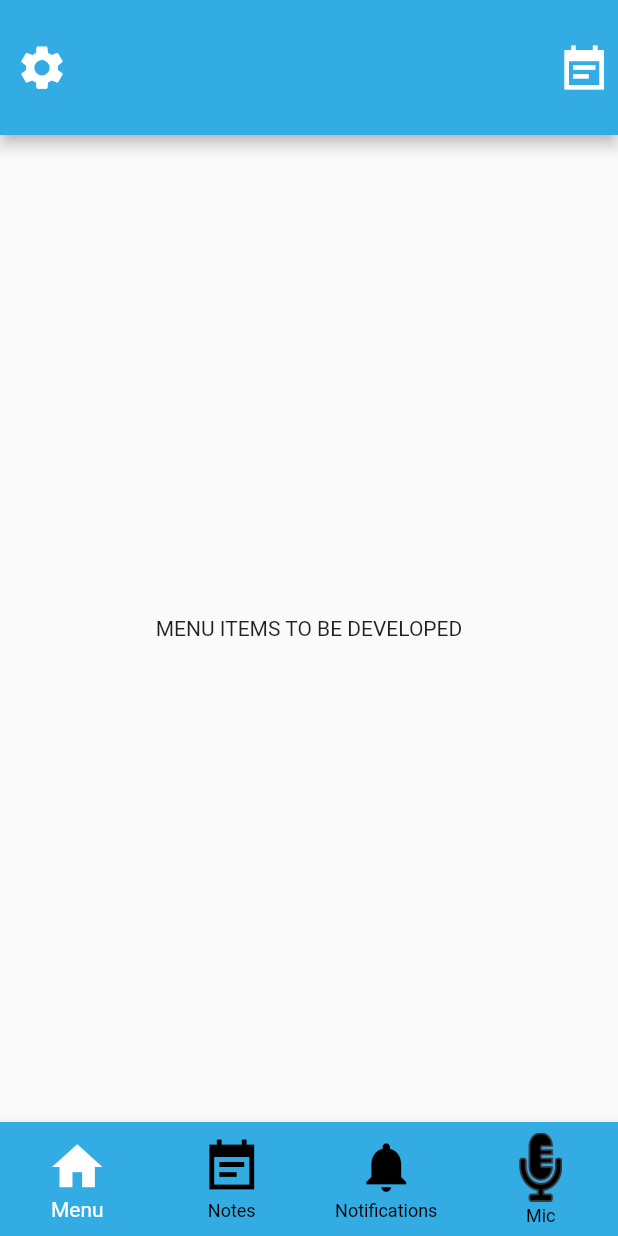
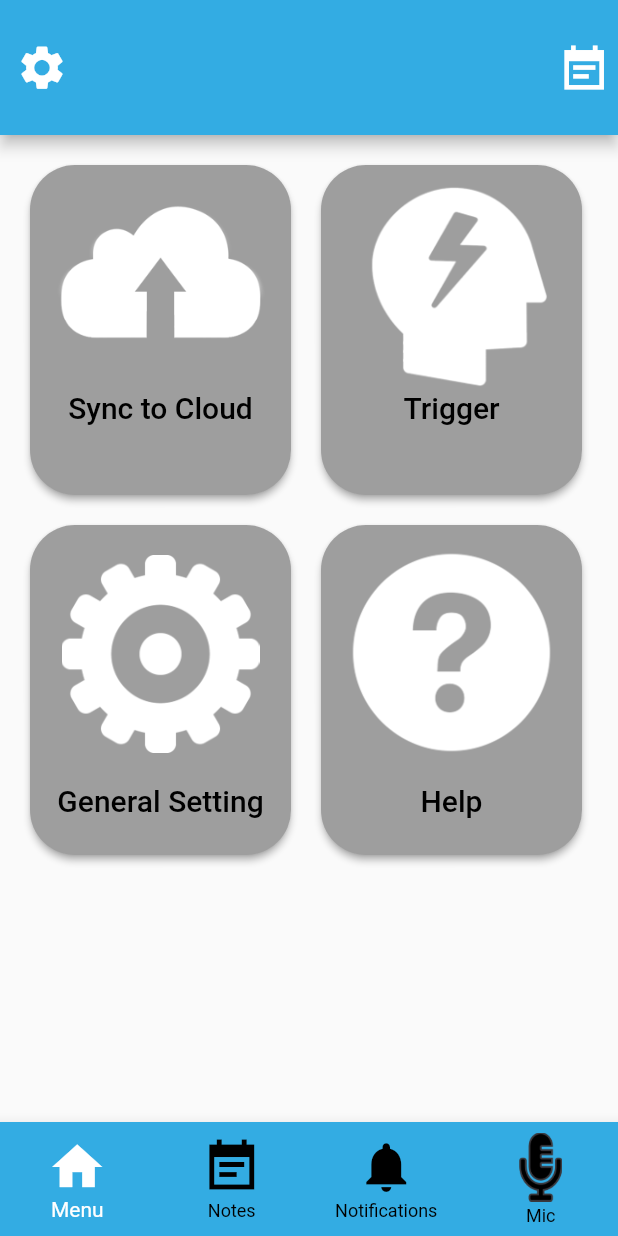
Before and after one commit to umgc/fall2021, a Flutter app: the screen it shows after launch, on a phone screen of 412 x 824 dp. Run offline on Flutter 3.47's test engine with Material 2 defaults, Android fonts, the phone set to English and light mode, and no system bars; our stand-ins replace avatar_glow, file, flutter_mobx, flutter_tts, fluttertoast, font_awesome_flutter and 4 more; missing offline and left inert: device_info_plus_web, encrypt, flutter_search_bar, highlight_text, shared_preferences_web; generated files the repository leaves out were written again.

Commit message:
Menu_Screen

```diff
--- /dev/null
+++ b/lib/Observables/MenuObservable.dart
@@ -0,0 +1,17 @@
+import 'package:mobx/mobx.dart';
+part 'MenuObservable.g.dart';
+
+class MenuObserver = _AbstractMenuObserver with _$MenuObserver;
+
+abstract class _AbstractMenuObserver with Store {
+
+  @observable
+  String currentScreen = "";
+
+  @action
+  void changeScreen(String name){
+    print("Note Screen changed to: "+ name);
+    currentScreen = name;
+  }
+
+}
--- a/lib/Screens/Home.dart
+++ b/lib/Screens/Home.dart
@@ -6,7 +6,7 @@ import 'Setting.dart';
 import 'package:untitled3/Screens/Note/Note.dart';
 import 'Setting.dart';
 import 'NotificationScreen.dart';
-import 'Menu.dart';
+import 'package:untitled3/Screens/Menu/Menu.dart';
 
 
 class Home extends StatefulWidget {
--- a/lib/Screens/Main.dart
+++ b/lib/Screens/Main.dart
@@ -1,5 +1,6 @@
 import 'package:flutter/material.dart';
 import 'package:font_awesome_flutter/font_awesome_flutter.dart';
+import 'package:untitled3/Observables/MenuObservable.dart';
 import 'package:untitled3/Observables/NoteObservable.dart';
 import 'package:untitled3/Screens/Note/Note.dart';
 import 'package:untitled3/generated/i18n.dart';
@@ -9,8 +10,12 @@ import 'Setting.dart';
 import 'Note/Note.dart';
 import 'HomeScreen.dart';
 import 'NotificationScreen.dart';
-import 'Menu.dart';
+import 'package:untitled3/Screens/Menu/Menu.dart';
 import './Note/SaveNote.dart';
+import 'package:untitled3/Screens/Menu/Trigger.dart';
+import 'package:untitled3/Screens/Menu/Help.dart';
+import 'package:untitled3/Screens/Menu/SyncToCloud.dart';
+import 'package:untitled3/Screens/Menu/GeneralSettings.dart';
 
 import 'package:flutter_gen/gen_l10n/app_localizations.dart';
 import 'package:flutter_search_bar/flutter_search_bar.dart';
@@ -71,6 +76,26 @@ class _MainNavigatorState extends State<MainNavigator> {
     if (name == I18n.of(context)!.notesScreenName) {
       print("Return " + name);
       return ViewNotes();
+    }
+    if (name == I18n.of(context)!.menuScreenName) {
+      print("Return " + name);
+      return Menu();
+    }
+    if (name == I18n.of(context)!.HelpScreen) {
+      print("Return " + name);
+      return Help();
+    }
+    if (name == I18n.of(context)!.SyncToCloudScreen) {
+      print("Return " + name);
+      return SyncToCloud();
+    }
+    if (name == I18n.of(context)!.GeneralSettingsScreen) {
+      print("Return " + name);
+      return GeneralSetting();
+    }
+    if (name == I18n.of(context)!.TriggerScreen) {
+      print("Return " + name);
+      return Trigger();
     }
 
     /**
@@ -164,6 +189,7 @@ class _MainNavigatorState extends State<MainNavigator> {
   Widget build(BuildContext context) {
     return MultiProvider(
         providers: [
+          Provider<MenuObserver>(create: (_) => MenuObserver()),
           Provider<NoteObserver>(create: (_) => NoteObserver()),
           Provider<MainNavObserver>(create: (_) => MainNavObserver()),
         ],
--- a/lib/Screens/Menu.dart
+++ /dev/null
@@ -1,19 +0,0 @@
-import 'package:flutter/material.dart';
-
-class Menu extends StatefulWidget {
-
-  @override
-  MenuState createState() => MenuState();
-}
-
-class MenuState extends State<Menu> {
-
-  @override
-  Widget build(BuildContext context) {
-    return Scaffold(
-        body: Center(
-          child: Text("MENU ITEMS TO BE DEVELOPED"),
-        )
-    );
-  }
-}
--- /dev/null
+++ b/lib/Screens/Menu/GeneralSettings.dart
@@ -0,0 +1,17 @@
+import 'package:flutter/material.dart';
+
+class GeneralSetting extends StatefulWidget {
+  @override
+  GeneralSettingState createState() => GeneralSettingState();
+}
+
+class GeneralSettingState extends State<GeneralSetting> {
+  @override
+  Widget build(BuildContext context) {
+    return Scaffold(
+        body: Center(
+          child: Text("GENERAL SETTINGS ITEMS TO BE DEVELOPED"),
+        )
+    );
+  }
+}
--- /dev/null
+++ b/lib/Screens/Menu/Help.dart
@@ -0,0 +1,17 @@
+import 'package:flutter/material.dart';
+
+class Help extends StatefulWidget {
+  @override
+  HelpState createState() => HelpState();
+}
+
+class HelpState extends State<Help> {
+  @override
+  Widget build(BuildContext context) {
+    return Scaffold(
+        body: Center(
+          child: Text("HELP ITEMS TO BE DEVELOPED"),
+        )
+    );
+  }
+}
--- /dev/null
+++ b/lib/Screens/Menu/Menu.dart
@@ -0,0 +1,214 @@
+import 'package:flutter/material.dart';
+import '../../Observables/MenuObservable.dart';
+import 'package:provider/provider.dart';
+import 'package:flutter_mobx/flutter_mobx.dart';
+import '../../Utility/Constant.dart';
+import 'package:untitled3/Screens/Menu/Trigger.dart';
+import 'package:untitled3/Screens/Menu/Help.dart';
+import 'package:untitled3/Screens/Menu/SyncToCloud.dart';
+import 'package:untitled3/Screens/Menu/GeneralSettings.dart';
+
+
+
+
+
+class Menu extends StatefulWidget {
+
+  @override
+  MenuState createState() => MenuState();
+}
+
+class MenuState extends State<Menu> {
+
+
+  @override
+  Widget build(BuildContext context) {
+    final menuObserver = Provider.of<MenuObserver>(context);
+    menuObserver.changeScreen(SCREEN_NAMES.MENU);
+    return
+      Observer(
+        builder: (_)
+    =>
+    (menuObserver.currentScreen.toUpperCase() == SCREEN_NAMES.MENU) ?
+    Scaffold(
+      body: Column(
+
+        children: <Widget>[
+
+          Column(
+              children: [
+
+                Row(
+                  children: [
+                    Container(
+                      margin: const EdgeInsets.only(
+                          left: 20.0, right: 20.0, top: 20),
+                      height: 220,
+                      width: 174,
+                      child: ElevatedButton(
+                        style: ElevatedButton.styleFrom(
+                            primary: Colors.grey,
+                            onPrimary: Colors.white,
+                            shadowColor: Colors.grey,
+                            shape: RoundedRectangleBorder(
+                                borderRadius: BorderRadius.circular(30.0)),
+                            minimumSize: Size(40, 40)),
+                        onPressed: () {
+                          menuObserver.changeScreen(SCREEN_NAMES.SYNC_TO_CLOUD);
+
+                        },
+                        child: Column(children: [
+
+                          Image(
+                            image: AssetImage("assets/images/Cloud.png"),
+                            color: Colors.white,
+                            height: 150,
+                            width: 155,
+                          ),
+                          Text('Sync to Cloud',
+                              style: TextStyle(
+                                  fontSize: 20,
+                                  color: Colors.black))
+                        ]),
+                      ),
+                    ),
+                    Container(
+                      margin: const EdgeInsets.only(
+                          left: 0, right: 20.0, top: 20),
+                      height: 220,
+                      width: 174,
+                      child: ElevatedButton(
+                        style: ElevatedButton.styleFrom(
+                            primary: Colors.grey,
+                            onPrimary: Colors.white,
+                            shadowColor: Colors.grey,
+                            shape: RoundedRectangleBorder(
+                                borderRadius: BorderRadius.circular(30.0)),
+                            minimumSize: Size(10, 10)),
+                        onPressed: () {
+                          menuObserver.changeScreen(SCREEN_NAMES.TRIGGER);
+
+                        },
+                        child: Column(children: [
+                          Padding(
+                            padding: new EdgeInsets.all(5.0),
+                          ),
+                          Image(
+                            image: AssetImage("assets/images/Trigger.png"),
+                            color: Colors.white,
+                            height: 140,
+                            width: 155,
+                          ),
+
+                          Text('Trigger',
+
+                              style: TextStyle(
+                                fontSize: 20,
+                                color: Colors.black,
+                              ))
+                        ]),
+                      ),
+                    ),
+
+                  ],
+                )
+              ]),
+          Column(
+              children: [
+
+                Row(
+                  children: [
+                    Container(
+                      margin: const EdgeInsets.only(
+                          left: 20.0, right: 20.0, top: 20),
+                      height: 220,
+                      width: 174,
+                      child: ElevatedButton(
+                        style: ElevatedButton.styleFrom(
+                            primary: Colors.grey,
+                            onPrimary: Colors.white,
+                            shadowColor: Colors.grey,
+                            shape: RoundedRectangleBorder(
+                                borderRadius: BorderRadius.circular(30.0)),
+                            minimumSize: Size(10, 10)),
+                        onPressed: () {
+                          menuObserver.changeScreen(SCREEN_NAMES.GENERAL_SETTING);
+
+                        },
+                        child: Column(children: [
+                          Padding(
+                            padding: new EdgeInsets.all(10.0),
+                          ),
+                          Image(
+                            image: AssetImage("assets/images/Setting.png"),
+                            color: Colors.white,
+                            height: 132,
+                            width: 132,
+                          ),
+                          Padding(
+                            padding: new EdgeInsets.all(10.0),
+                          ),
+                          Text('General Setting',
+                              style: TextStyle(
+                                  fontSize: 20,
+                                  color: Colors.black))
+                        ]),
+                      ),
+                    ),
+                    Container(
+                      margin: const EdgeInsets.only(
+                          left: 0, right: 20.0, top: 20),
+                      height: 220,
+                      width: 174,
+                      child: ElevatedButton(
+                        style: ElevatedButton.styleFrom(
+                            primary: Colors.grey,
+                            onPrimary: Colors.white,
+                            shadowColor: Colors.grey,
+                            shape: RoundedRectangleBorder(
+                                borderRadius: BorderRadius.circular(30.0)),
+                            minimumSize: Size(10, 10)),
+                        onPressed: () {
+                          menuObserver.changeScreen(SCREEN_NAMES.HELP);
+                        },
+                        child: Column(children: [
+                          Padding(
+                            padding: new EdgeInsets.all(5.0),
+                          ),
+                          Image(
+                            image: AssetImage("assets/images/Help.png"),
+                            color: Colors.white,
+                            height: 150,
+                            width: 155,
+                          ),
+                          Padding(
+                            padding: new EdgeInsets.all(6.0),
+                          ),
+                          Text('Help',
+
+                              style: TextStyle(
+                                fontSize: 20,
+                                color: Colors.black,
+                              ))
+                        ]),
+                      ),
+                    ),
+
+                  ],
+                )
+              ]),
+        ],
+      ),
+    )
+        : (menuObserver.currentScreen == SCREEN_NAMES.TRIGGER)
+        ? Trigger()
+        : (menuObserver.currentScreen == SCREEN_NAMES.HELP)?
+        Help()
+        : (menuObserver.currentScreen == SCREEN_NAMES.GENERAL_SETTING)?
+          GeneralSetting()
+        : (menuObserver.currentScreen == SCREEN_NAMES.SYNC_TO_CLOUD)?
+          SyncToCloud()
+        : Text("Oopps")
+      );
+  }
+}
--- /dev/null
+++ b/lib/Screens/Menu/SyncToCloud.dart
@@ -0,0 +1,17 @@
+import 'package:flutter/material.dart';
+
+class SyncToCloud extends StatefulWidget {
+  @override
+  SyncToCloudState createState() => SyncToCloudState();
+}
+
+class SyncToCloudState extends State<SyncToCloud> {
+  @override
+  Widget build(BuildContext context) {
+    return Scaffold(
+        body: Center(
+          child: Text("SYNC TO CLOUD ITEMS TO BE DEVELOPED"),
+        )
+    );
+  }
+}
--- /dev/null
+++ b/lib/Screens/Menu/Trigger.dart
@@ -0,0 +1,17 @@
+import 'package:flutter/material.dart';
+
+class Trigger extends StatefulWidget {
+  @override
+  TriggerState createState() => TriggerState();
+}
+
+class TriggerState extends State<Trigger> {
+  @override
+  Widget build(BuildContext context) {
+    return Scaffold(
+        body: Center(
+          child: Text("TRIGGER ITEMS TO BE DEVELOPED"),
+        )
+    );
+  }
+}
--- a/lib/Screens/Note/NoteDetail.dart
+++ b/lib/Screens/Note/NoteDetail.dart
@@ -3,7 +3,7 @@ import 'package:flutter_mobx/flutter_mobx.dart';
 import 'package:intl/intl.dart';
 import 'package:provider/provider.dart';
 import 'package:untitled3/Observables/NoteObservable.dart';
-import 'package:untitled3/Screens/Menu.dart';
+import 'package:untitled3/Screens/Menu/Menu.dart';
 import 'package:untitled3/Services/NoteService.dart';
 import '../../Model/Note.dart';
 
--- a/lib/Utility/Constant.dart
+++ b/lib/Utility/Constant.dart
@@ -11,7 +11,14 @@ class SCREEN_NAMES {
    static final String SETTING = "SETTING";
    static final String CALENDAR = "CALENDAR";
    static final String NOTE_DETAIL = "NOTE_DETAIL";
- }
+   static final String HELP = "HELP";
+   static final String TRIGGER = "TRIGGER";
+   static final String GENERAL_SETTING = "GENERAL_SETTING";
+   static final String SYNC_TO_CLOUD = "SYNC_TO_CLOUD";
+
+
+
+}
 
  const SUPPORTED_LOCALES = [Locale('en', 'US'), Locale('es', 'US')];
 
--- a/pubspec.yaml
+++ b/pubspec.yaml
@@ -84,6 +84,10 @@ flutter:
   assets:
     - assets/images/mic.png
     - assets/images/Note.png
+    - assets/images/Cloud.png
+    - assets/images/Trigger.png
+    - assets/images/Setting.png
+    - assets/images/Help.png
 
 
   # An image asset can refer to one or more resolution-specific "variants", see
```
Also changed, not shown: assets/images/Cloud.png (added), assets/images/Help.png (added), assets/images/Setting.png (added), assets/images/Trigger.png (added), lib/Observables/MenuObservable.g.dart (added), lib/Observables/NoteObservable.g.dart, lib/generated/i18n.dart.
